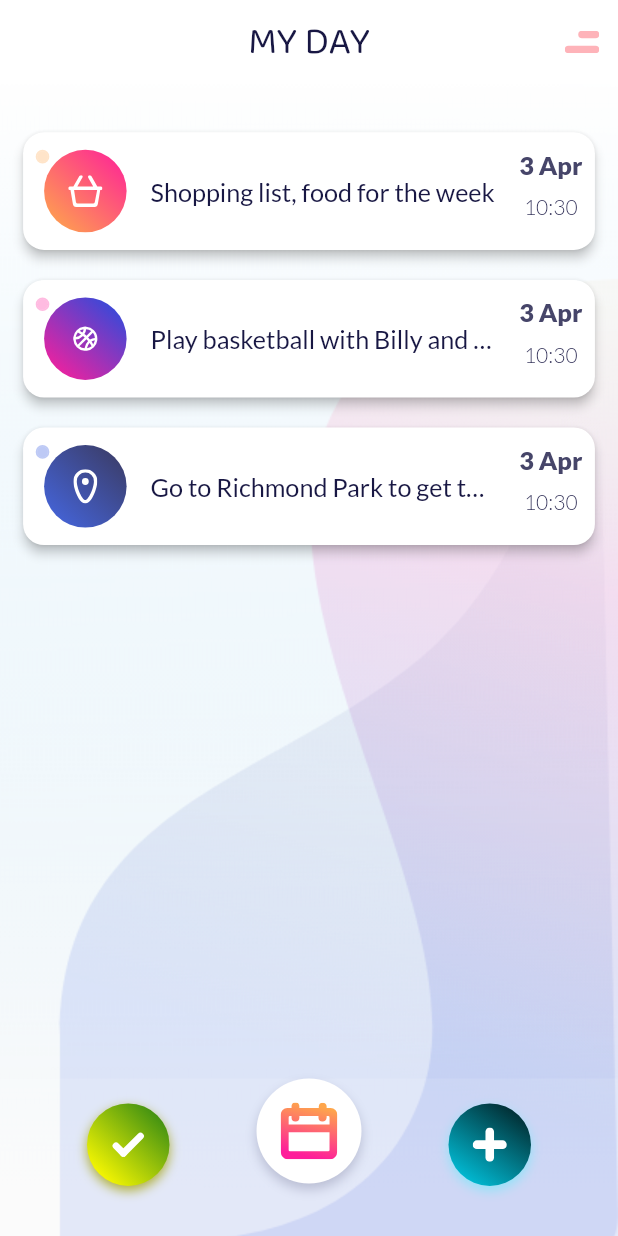
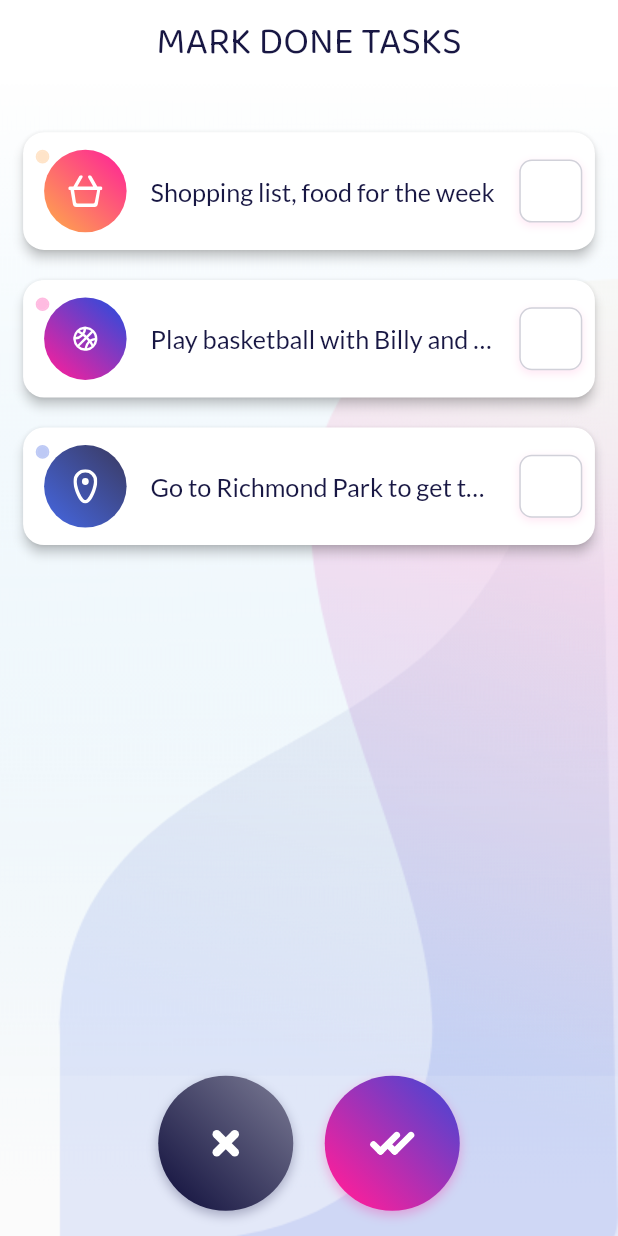
Before and after one commit to SixtusMiracle/my_day, a Flutter app: the DoneTasks screen opened directly, after a tap on an icon or button, on a phone screen of 412 x 824 dp. Run offline on Flutter 3.47's test engine with Material 2 defaults, Android fonts, the phone set to English and light mode, and no system bars; our stand-ins replace flutter_svg.

Commit message:
added mark done screen

```diff
--- a/lib/models/task.dart
+++ b/lib/models/task.dart
@@ -2,6 +2,7 @@ class Task {
   final String icon, title, description;
   final DateTime schedule;
   final bool done;
+  final int id;
 
   Task({
     this.done = false,
@@ -9,6 +10,7 @@ class Task {
     required this.description,
     required this.icon,
     required this.schedule,
+    required this.id,
   });
 }
 
@@ -20,18 +22,21 @@ String largeDummyText =
 
 List<Task> tasks = [
   Task(
+    id: 1,
     icon: "cart",
     title: "Shopping list, food for the week",
     description: largeDummyText,
     schedule: DateTime.now(),
   ),
   Task(
+    id: 2,
     icon: "basketball",
     title: "Play basketball with Billy and Bob Desmond",
     description: dummyText,
     schedule: DateTime.now(),
   ),
   Task(
+    id: 3,
     icon: "location",
     title: "Go to Richmond Park to get the package",
     description: dummyText,
--- a/lib/screens/done_tasks/done_tasks.dart
+++ b/lib/screens/done_tasks/done_tasks.dart
@@ -1,6 +1,7 @@
 import 'package:flutter/material.dart';
-import 'package:my_day/screens/done_tasks/components/body.dart';
 import 'package:my_day/shared/util/app_bar.dart';
+
+import 'components/body.dart';
 
 class DoneTasks extends StatelessWidget {
   const DoneTasks({Key? key}) : super(key: key);
--- a/lib/screens/home/components/task_card.dart
+++ b/lib/screens/home/components/task_card.dart
@@ -7,22 +7,30 @@ import '../../../shared/constants.dart';
 import '../../../shared/util/circular_gradient_icon.dart';
 import '../../../shared/util/color_dot.dart';
 
-class TaskCard extends StatelessWidget {
+class TaskCard extends StatefulWidget {
   final Task task;
   final Function()? press;
-  final bool doneScreen;
+  final bool doneScreen, markDoneScreen;
 
   const TaskCard({
     Key? key,
     required this.task,
     this.press,
     this.doneScreen = false,
+    this.markDoneScreen = false,
   }) : super(key: key);
+
+  @override
+  State<TaskCard> createState() => _TaskCardState();
+}
+
+class _TaskCardState extends State<TaskCard> {
+  bool _isMarked = false;
 
   @override
   Widget build(BuildContext context) {
     return GestureDetector(
-      onTap: press,
+      onTap: widget.press,
       child: Card(
         margin: EdgeInsets.only(bottom: 20.0),
         shape: RoundedRectangleBorder(
@@ -40,38 +48,70 @@ class TaskCard extends StatelessWidget {
               Positioned(
                 top: 0,
                 left: 0,
-                child: doneScreen
+                child: widget.doneScreen
                     ? SvgPicture.asset(
                         "assets/icons/done_task.svg",
-                        color:
-                            Color(miIcons[task.icon]?.colorCode ?? 0xffffffff)
+                        color: Color(miIcons[widget.task.icon]?.colorCode ??
+                                0xffffffff)
                             .withOpacity(1.0),
                       )
                     : ColorDot(
-                        color:
-                            Color(miIcons[task.icon]?.colorCode ?? 0xffffffff),
+                        color: Color(
+                            miIcons[widget.task.icon]?.colorCode ?? 0xffffffff),
                       ),
               ),
               Padding(
                 padding: const EdgeInsets.only(left: miDefaultSize * 0.4),
                 child: CircularGradientIcon(
-                  icon: miIcons[task.icon],
+                  icon: miIcons[widget.task.icon],
                 ),
               ),
             ],
           ),
           title: Text(
-            task.title,
+            widget.task.title,
             style: TextStyle(
               fontSize: miDefaultSize * 1.2,
               overflow: TextOverflow.ellipsis,
               color: miTextColor,
             ),
           ),
-          trailing: Column(
+          trailing: widget.markDoneScreen
+              ? GestureDetector(
+                  onTap: () {
+                    setState(() {
+                      _isMarked = !_isMarked;
+                    });
+                  },
+                  child: Container(
+                    width: miDefaultSize * 3,
+                    height: miDefaultSize * 3,
+                    decoration: BoxDecoration(
+                      borderRadius: BorderRadius.circular(miDefaultSize * 0.6),
+                      color: const Color(0xffffffff),
+                      border: Border.all(color: const Color(0x33181743)),
+                      boxShadow: [
+                        BoxShadow(
+                          color: const Color(0x1afe1e9a),
+                          offset: Offset(0, 2),
+                          blurRadius: 4,
+                        ),
+                      ],
+                    ),
+                    child: _isMarked
+                        ? Padding(
+                            padding: const EdgeInsets.all(miDefaultSize * 0.7),
+                            child: SvgPicture.asset(
+                              "assets/icons/selected.svg",
+                            ),
+                          )
+                        : null,
+                  ),
+                )
+              : Column(
                   children: [
                     Text(
-                DateFormat('d MMM').format(task.schedule),
+                      DateFormat('d MMM').format(widget.task.schedule),
                       style: TextStyle(
                         fontFamily: "Lato Black",
                         fontSize: miDefaultSize * 1.2,
@@ -80,7 +120,7 @@ class TaskCard extends StatelessWidget {
                     ),
                     SizedBox(height: miDefaultSize - 4),
                     Text(
-                DateFormat.Hm().format(task.schedule),
+                      DateFormat.Hm().format(widget.task.schedule),
                       style: TextStyle(
                         fontFamily: "Lato Light",
                         color: miTextColor,
--- /dev/null
+++ b/lib/screens/mark_done/components/body.dart
@@ -0,0 +1,35 @@
+import 'package:flutter/material.dart';
+import 'package:my_day/shared/util/background.dart';
+
+import '../../../models/task.dart';
+import '../../../shared/constants.dart';
+import '../../home/components/task_card.dart';
+
+class Body extends StatelessWidget {
+  const Body({Key? key}) : super(key: key);
+
+  @override
+  Widget build(BuildContext context) {
+    return Background(
+      child: Padding(
+        padding: const EdgeInsets.symmetric(horizontal: miDefaultSize * 1.1),
+        child: Column(
+          crossAxisAlignment: CrossAxisAlignment.center,
+          children: [
+            SizedBox(height: miDefaultSize * 2.3),
+            Expanded(
+              child: ListView.builder(
+                physics: BouncingScrollPhysics(),
+                itemCount: tasks.length,
+                itemBuilder: (BuildContext context, int index) => TaskCard(
+                  task: tasks[index],
+                  markDoneScreen: true,
+                ),
+              ),
+            ),
+          ],
+        ),
+      ),
+    );
+  }
+}
--- /dev/null
+++ b/lib/screens/mark_done/mark_done.dart
@@ -0,0 +1,23 @@
+import 'package:flutter/material.dart';
+
+import '../../shared/util/app_bar.dart';
+import '../../shared/util/mi_bottom_app_bar.dart';
+import 'components/body.dart';
+
+class MarkDone extends StatelessWidget {
+  const MarkDone({Key? key}) : super(key: key);
+
+  @override
+  Widget build(BuildContext context) {
+    return Scaffold(
+      appBar: buildAppBar(
+        context: context,
+        hasActions: false,
+        title: "MARK DONE TASKS",
+      ),
+      body: Body(),
+      extendBody: true,
+      bottomNavigationBar: MiBottomAppBar(markDoneScreen: true),
+    );
+  }
+}
--- /dev/null
+++ b/lib/shared/animations/mi_fade_page_route.dart
@@ -0,0 +1,22 @@
+import 'package:flutter/material.dart';
+
+class MiFadePageRoute extends PageRouteBuilder {
+  final Widget page;
+
+  MiFadePageRoute({required this.page})
+      : super(
+          pageBuilder: (
+            BuildContext context,
+            Animation<double> animation,
+            Animation<double> secondaryAnimation,
+          ) =>
+              page,
+          transitionsBuilder: (
+            BuildContext context,
+            Animation<double> animation,
+            Animation<double> secondaryAnimation,
+            Widget child,
+          ) =>
+              FadeTransition(opacity: animation, child: child),
+        );
+}
--- a/lib/shared/constants.dart
+++ b/lib/shared/constants.dart
@@ -37,6 +37,26 @@ Map<String, MiIcon> miIcons = {
     beginStop: -1.22,
     endStart: -0.65,
     endStop: 1.52,
+  ),
+  "times": MiIcon(
+    iconPath: "assets/icons/times.svg",
+    colorCode: 0xffffffff,
+    gradientStartColor: 0xff181743,
+    gradientStopColor: 0xff88889f,
+    beginStart: -0.8,
+    beginStop: 0.81,
+    endStart: 1.2,
+    endStop: -1.23,
+  ),
+  "double_tick": MiIcon(
+    iconPath: "assets/icons/double_tick.svg",
+    colorCode: 0xffffffff,
+    gradientStartColor: 0xfffe1e9a,
+    gradientStopColor: 0xff254dde,
+    beginStart: -0.8,
+    beginStop: 0.81,
+    endStart: 1.2,
+    endStop: -1.23,
   ),
   // task icons
   "cart": MiIcon(
--- a/lib/shared/util/circular_gradient_icon.dart
+++ b/lib/shared/util/circular_gradient_icon.dart
@@ -10,7 +10,8 @@ class CircularGradientIcon extends StatelessWidget {
   final List<BoxShadow>? boxShadow;
   final Color? color;
   final Function()? press;
-  final bool isActive;
+  final bool isActive, markDoneScreen;
+  final double allPadding;
 
   const CircularGradientIcon({
     Key? key,
@@ -21,6 +22,8 @@ class CircularGradientIcon extends StatelessWidget {
     this.color = Colors.white,
     this.press,
     this.isActive = false,
+    this.markDoneScreen = false,
+    this.allPadding = miDefaultSize * 1.15,
   }) : super(key: key);
 
   @override
@@ -50,7 +53,7 @@ class CircularGradientIcon extends StatelessWidget {
               : null,
         ),
         child: Padding(
-          padding: const EdgeInsets.all(miDefaultSize * 1.15),
+          padding: EdgeInsets.all(allPadding),
           child: SvgPicture.asset(
             icon!.iconPath,
             color: color,
```
Also changed, not shown: lib/shared/util/mi_bottom_app_bar.dart (+45 -3 lines), assets/icons/double_tick.svg (added), assets/icons/selected.svg (added), assets/icons/times.svg (added). Lines whose indentation alone changed are shown as unchanged.
